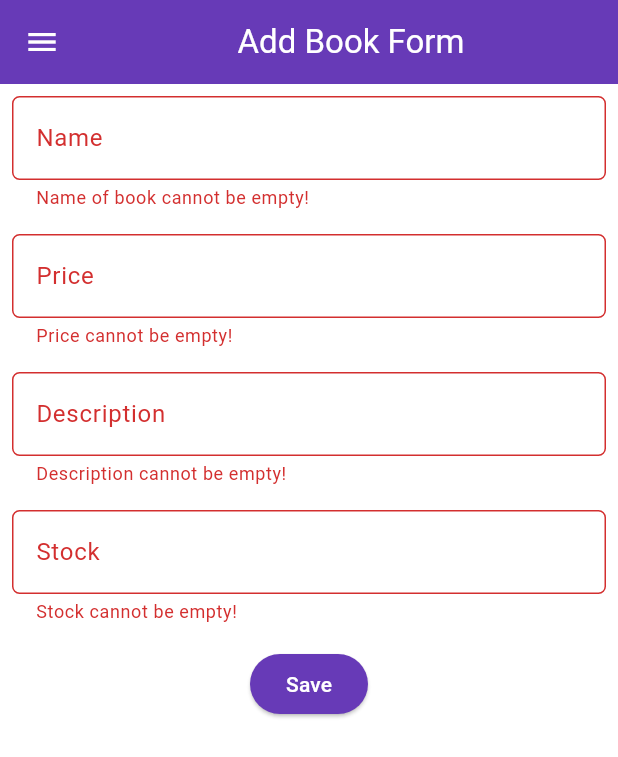
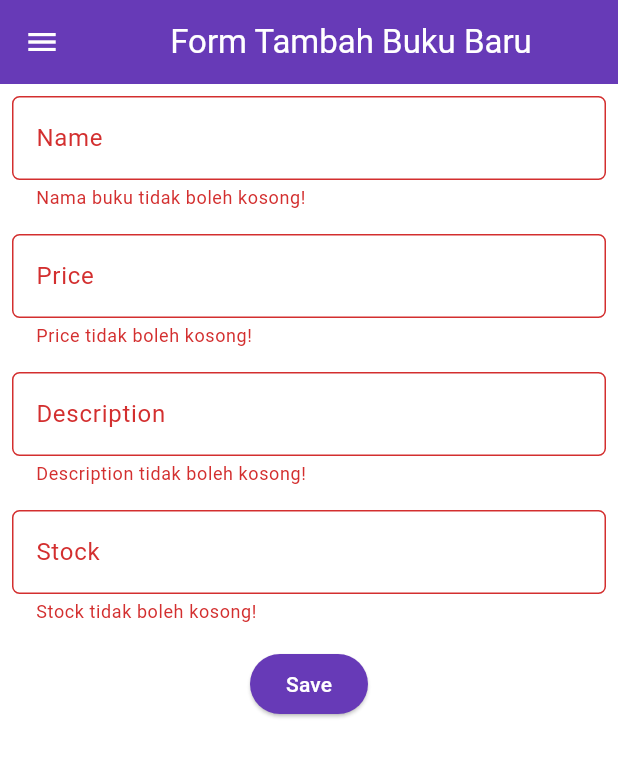
Before and after one commit to Froklax/bukulapak-mobile, a Flutter app: the BookEntryFormPage screen opened directly, after a tap on "Save", on a phone screen of 412 x 824 dp. Shown: the top 757 px of the screen. Run offline on Flutter 3.47's test engine with Material 3 defaults, Android fonts, the light colour scheme and no system bars; statements that could not run were skipped.

Commit message:
final book form

```diff
--- a/lib/screens/bookentry_form.dart
+++ b/lib/screens/bookentry_form.dart
@@ -20,7 +20,7 @@ class _BookEntryFormPageState extends State<BookEntryFormPage> {
       appBar: AppBar(
         title: const Center(
           child: Text(
-            'Add Book Form',
+            'Form Tambah Buku Baru',
           ),
         ),
         backgroundColor: Theme.of(context).colorScheme.primary,
@@ -50,7 +50,7 @@ class _BookEntryFormPageState extends State<BookEntryFormPage> {
                     },
                     validator: (String? value) {
                       if (value == null || value.isEmpty) {
-                        return "Name of book cannot be empty!";
+                        return "Nama buku tidak boleh kosong!";
                       }
                       return null;
                     },
@@ -73,14 +73,14 @@ class _BookEntryFormPageState extends State<BookEntryFormPage> {
                     },
                     validator: (String? value) {
                       if (value == null || value.isEmpty) {
-                        return "Price cannot be empty!";
+                        return "Price tidak boleh kosong!";
                       }
                       final parsedValue = int.tryParse(value);
                       if (parsedValue == null) {
-                        return "Price needs to be a digit!";
+                        return "Price harus berupa angka!";
                       }
                       if (parsedValue < 0 ) {
-                        return "Price needs to be a positive number!";
+                        return "Price tidak boleh negatif!";
                       }
                       return null;
                     },
@@ -103,7 +103,7 @@ class _BookEntryFormPageState extends State<BookEntryFormPage> {
                     },
                     validator: (String? value) {
                       if (value == null || value.isEmpty) {
-                        return "Description cannot be empty!";
+                        return "Description tidak boleh kosong!";
                       }
                       return null;
                     },
@@ -126,11 +126,11 @@ class _BookEntryFormPageState extends State<BookEntryFormPage> {
                     },
                     validator: (String? value) {
                       if (value == null || value.isEmpty) {
-                        return "Stock cannot be empty!";
+                        return "Stock tidak boleh kosong!";
                       }
                       final parsedValue = int.tryParse(value);
                       if (parsedValue == null) {
-                        return "Stock needs to be a digit!";
+                        return "Stock harus berupa angka!";
                       }
                       if (parsedValue < 1 ) {
                         return "Stock minimum 1!";
@@ -154,7 +154,7 @@ class _BookEntryFormPageState extends State<BookEntryFormPage> {
                             context: context,
                             builder: (context) {
                               return AlertDialog(
-                                title: const Text('Book is added successfully!'),
+                                title: const Text('Buku berhasil ditambahkan!'),
                                 content: SingleChildScrollView(
                                   child: Column(
                                     crossAxisAlignment: CrossAxisAlignment.start,
```
